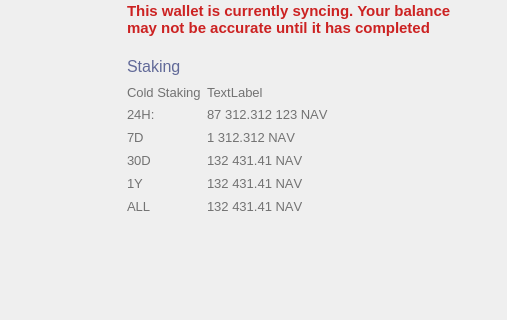
The window that src/qt/forms/overviewpage.ui (navcoin/navcoin-core) describes before a commit, drawn with Qt 5; both pictures show x 0 to 507 and y 197 to 517 of the 865 by 709 pixel window.
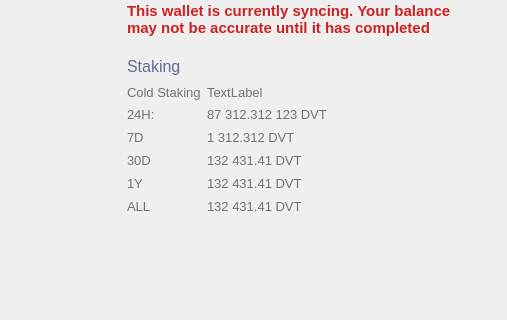
The same window after the commit. Custom widgets are drawn as their Qt base class.

Patch:
```diff
--- a/src/qt/forms/overviewpage.ui
+++ b/src/qt/forms/overviewpage.ui
@@ -689,7 +689,7 @@
               <string notr="true">color: #727272</string>
              </property>
              <property name="text">
-              <string>87 312.312 123 NAV</string>
+              <string>87 312.312 123 DVT</string>
              </property>
              <property name="alignment">
               <set>Qt::AlignLeading|Qt::AlignLeft|Qt::AlignVCenter</set>
@@ -751,7 +751,7 @@
               <string notr="true">color: #727272</string>
              </property>
              <property name="text">
-              <string>1 312.312 NAV</string>
+              <string>1 312.312 DVT</string>
              </property>
              <property name="alignment">
               <set>Qt::AlignLeading|Qt::AlignLeft|Qt::AlignVCenter</set>
@@ -813,7 +813,7 @@
               <string notr="true">color: #727272</string>
              </property>
              <property name="text">
-              <string>132 431.41 NAV</string>
+              <string>132 431.41 DVT</string>
              </property>
              <property name="alignment">
               <set>Qt::AlignLeading|Qt::AlignLeft|Qt::AlignVCenter</set>
@@ -875,7 +875,7 @@
               <string notr="true">color: #727272</string>
              </property>
              <property name="text">
-              <string>132 431.41 NAV</string>
+              <string>132 431.41 DVT</string>
              </property>
              <property name="alignment">
               <set>Qt::AlignLeading|Qt::AlignLeft|Qt::AlignVCenter</set>
@@ -937,7 +937,7 @@
               <string notr="true">color: #727272</string>
              </property>
              <property name="text">
-              <string>132 431.41 NAV</string>
+              <string>132 431.41 DVT</string>
              </property>
              <property name="alignment">
               <set>Qt::AlignLeading|Qt::AlignLeft|Qt::AlignVCenter</set>
```
